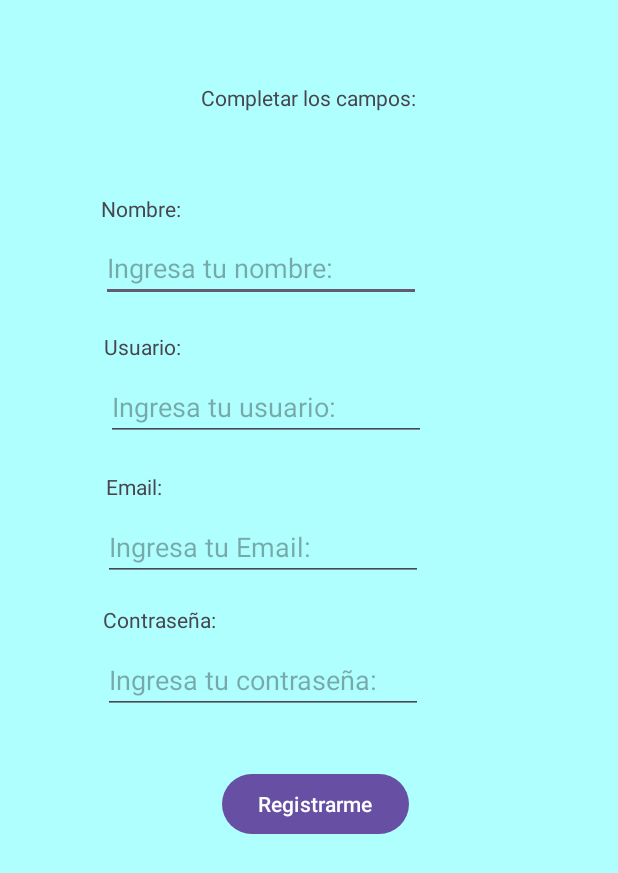
After one commit to Alastor003/TaskApp, an Android app: the Registro screen opened directly, with no data from a screen before it, on a phone screen of 412 x 824 dp. The commit adds this screen. Shown: the top 873 px of the screen. Run offline under Robolectric (Android 15) with nearby library versions, the phone set to English and light mode, and no system bars.

Commit message:
Cree la activity de Registro y le hice el traslado desde el MAIN.

```diff
--- a/app/src/main/AndroidManifest.xml
+++ b/app/src/main/AndroidManifest.xml
@@ -13,6 +13,9 @@
         android:theme="@style/Theme.TaskApp"
         tools:targetApi="31">
         <activity
+            android:name=".Registro"
+            android:exported="false" />
+        <activity
             android:name=".MainActivity"
             android:exported="true">
             <intent-filter>
--- a/app/src/main/java/com/example/taskapp/MainActivity.java
+++ b/app/src/main/java/com/example/taskapp/MainActivity.java
@@ -2,13 +2,32 @@ package com.example.taskapp;
 
 import androidx.appcompat.app.AppCompatActivity;
 
+import android.content.Intent;
 import android.os.Bundle;
+import android.view.View;
+import android.view.translation.ViewTranslationRequest;
+import android.widget.Button;
 
 public class MainActivity extends AppCompatActivity {
 
+    //Referencias
+    Button btnRegistro;
     @Override
     protected void onCreate(Bundle savedInstanceState) {
         super.onCreate(savedInstanceState);
         setContentView(R.layout.activity_main);
+
+        //Casteo
+        btnRegistro = findViewById(R.id.registrar);
+
+
+        btnRegistro.setOnClickListener(new View.OnClickListener() {
+            @Override
+            public void onClick(View view) {
+                Intent registro = new Intent(MainActivity.this, Registro.class);
+                startActivity(registro);
+            }
+        });
+
     }
 }
--- /dev/null
+++ b/app/src/main/java/com/example/taskapp/Registro.java
@@ -0,0 +1,14 @@
+package com.example.taskapp;
+
+import androidx.appcompat.app.AppCompatActivity;
+
+import android.os.Bundle;
+
+public class Registro extends AppCompatActivity {
+
+    @Override
+    protected void onCreate(Bundle savedInstanceState) {
+        super.onCreate(savedInstanceState);
+        setContentView(R.layout.activity_registro);
+    }
+}
--- /dev/null
+++ b/app/src/main/res/layout/activity_registro.xml
@@ -0,0 +1,116 @@
+<?xml version="1.0" encoding="utf-8"?>
+<androidx.constraintlayout.widget.ConstraintLayout xmlns:android="http://schemas.android.com/apk/res/android"
+    xmlns:app="http://schemas.android.com/apk/res-auto"
+    xmlns:tools="http://schemas.android.com/tools"
+    android:layout_width="match_parent"
+    android:layout_height="match_parent"
+    android:background="@color/fondo"
+    tools:context=".Registro">
+
+    <Button
+        android:id="@+id/btnRegistrar"
+        android:layout_width="wrap_content"
+        android:layout_height="wrap_content"
+        android:layout_marginTop="36dp"
+        android:layout_marginEnd="9dp"
+        android:text="@string/btnRegistrarme"
+        app:layout_constraintEnd_toEndOf="@+id/edtContrasenia"
+        app:layout_constraintTop_toBottomOf="@+id/edtContrasenia" />
+
+    <TextView
+        android:id="@+id/tvNombre"
+        android:layout_width="59dp"
+        android:layout_height="19dp"
+        android:layout_marginStart="67dp"
+        android:layout_marginTop="74dp"
+        android:layout_marginBottom="73dp"
+        android:text="@string/tvNombre"
+        app:layout_constraintBottom_toTopOf="@+id/tvUsuario"
+        app:layout_constraintStart_toStartOf="parent"
+        app:layout_constraintTop_toTopOf="@+id/tvRegistro" />
+
+    <EditText
+        android:id="@+id/edtNombre"
+        android:layout_width="wrap_content"
+        android:layout_height="wrap_content"
+        android:layout_marginTop="156dp"
+        android:ems="10"
+        android:hint="@string/edtNombreHide"
+        android:inputType="text"
+        app:layout_constraintStart_toStartOf="@+id/tvNombre"
+        app:layout_constraintTop_toTopOf="parent" />
+
+    <TextView
+        android:id="@+id/tvUsuario"
+        android:layout_width="wrap_content"
+        android:layout_height="wrap_content"
+        android:layout_marginStart="2dp"
+        android:layout_marginTop="20dp"
+        android:text="@string/tvUsuario"
+        app:layout_constraintStart_toStartOf="@+id/edtNombre"
+        app:layout_constraintTop_toBottomOf="@+id/edtNombre" />
+
+    <TextView
+        android:id="@+id/tvRegistro"
+        android:layout_width="wrap_content"
+        android:layout_height="wrap_content"
+        android:layout_marginStart="7dp"
+        android:layout_marginTop="55dp"
+        android:text="@string/tvRegistro"
+        app:layout_constraintStart_toEndOf="@+id/tvNombre"
+        app:layout_constraintTop_toTopOf="parent" />
+
+    <EditText
+        android:id="@+id/edtUsuario"
+        android:layout_width="wrap_content"
+        android:layout_height="wrap_content"
+        android:layout_marginStart="1dp"
+        android:layout_marginTop="8dp"
+        android:ems="10"
+        android:hint="@string/edtUsuarioHide"
+        android:inputType="text"
+        app:layout_constraintStart_toStartOf="@+id/tvUsuario"
+        app:layout_constraintTop_toBottomOf="@+id/tvUsuario" />
+
+    <TextView
+        android:id="@+id/tvEmail"
+        android:layout_width="wrap_content"
+        android:layout_height="wrap_content"
+        android:layout_marginStart="2dp"
+        android:layout_marginBottom="8dp"
+        android:text="@string/tvEmail"
+        app:layout_constraintBottom_toTopOf="@+id/edtEmail"
+        app:layout_constraintStart_toStartOf="@+id/edtEmail" />
+
+    <EditText
+        android:id="@+id/edtEmail"
+        android:layout_width="wrap_content"
+        android:layout_height="wrap_content"
+        android:layout_marginTop="48dp"
+        android:layout_marginEnd="2dp"
+        android:ems="10"
+        android:hint="@string/edtEmailHide"
+        android:inputType="text"
+        app:layout_constraintEnd_toEndOf="@+id/edtUsuario"
+        app:layout_constraintTop_toBottomOf="@+id/edtUsuario" />
+
+    <EditText
+        android:id="@+id/edtContrasenia"
+        android:layout_width="wrap_content"
+        android:layout_height="wrap_content"
+        android:layout_marginTop="8dp"
+        android:ems="10"
+        android:hint="@string/edtContraseniaHide"
+        android:inputType="text"
+        app:layout_constraintStart_toStartOf="@+id/tvContrasenia"
+        app:layout_constraintTop_toBottomOf="@+id/tvContrasenia" />
+
+    <TextView
+        android:id="@+id/tvContrasenia"
+        android:layout_width="wrap_content"
+        android:layout_height="wrap_content"
+        android:layout_marginTop="16dp"
+        android:text="@string/tvContrasenia"
+        app:layout_constraintStart_toStartOf="@+id/edtEmail"
+        app:layout_constraintTop_toBottomOf="@+id/edtEmail" />
+</androidx.constraintlayout.widget.ConstraintLayout>
--- a/app/src/main/res/values/strings.xml
+++ b/app/src/main/res/values/strings.xml
@@ -5,4 +5,15 @@
     <string name="pass">Ingrese su Contraseña</string>
     <string name="iniciar">Iniciar Sesión</string>
     <string name="registrarse">Registrarse</string>
+    <string name="tvRegistro">Completar los campos:</string>
+    <string name="tvNombre">Nombre:</string>
+    <string name="edtNombreHide">Ingresa tu nombre:</string>
+    <string name="tvUsuario">Usuario:</string>
+    <string name="edtUsuarioHide">Ingresa tu usuario:</string>
+    <string name="tvEmail">Email:</string>
+    <string name="edtEmailHide">Ingresa tu Email:</string>
+    <string name="tvContrasenia">Contraseña:</string>
+    <string name="edtContraseniaHide">Ingresa tu contraseña:</string>
+    <string name="btnRegistrarme">Registrarme</string>
+
 </resources>
```
